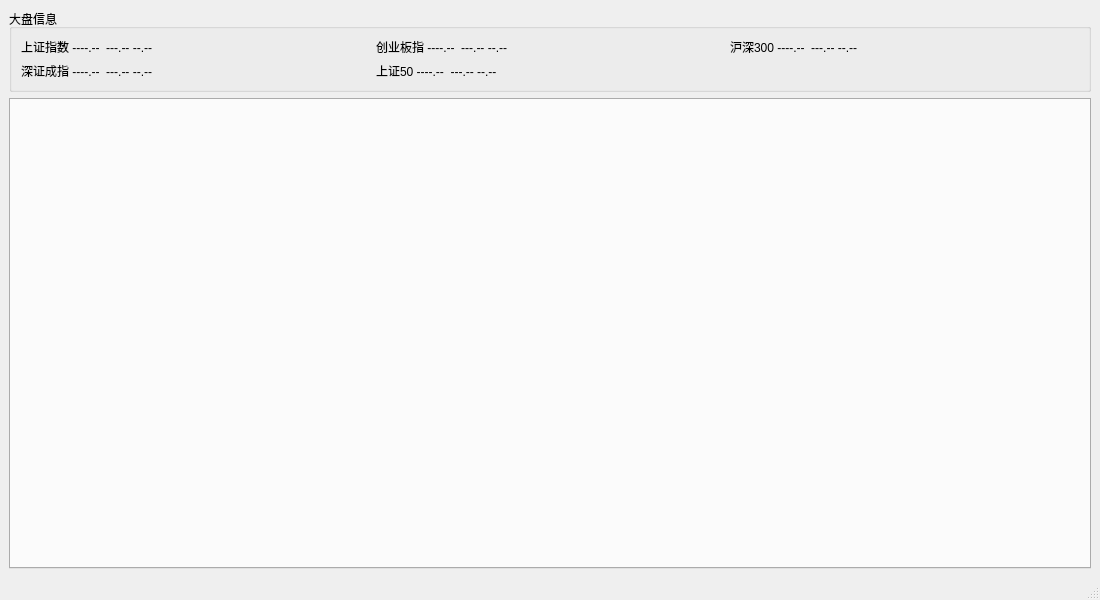
Above: src/ui/mainwindow.ui from Ginakira/Funder before the change. Below: the same form after it.
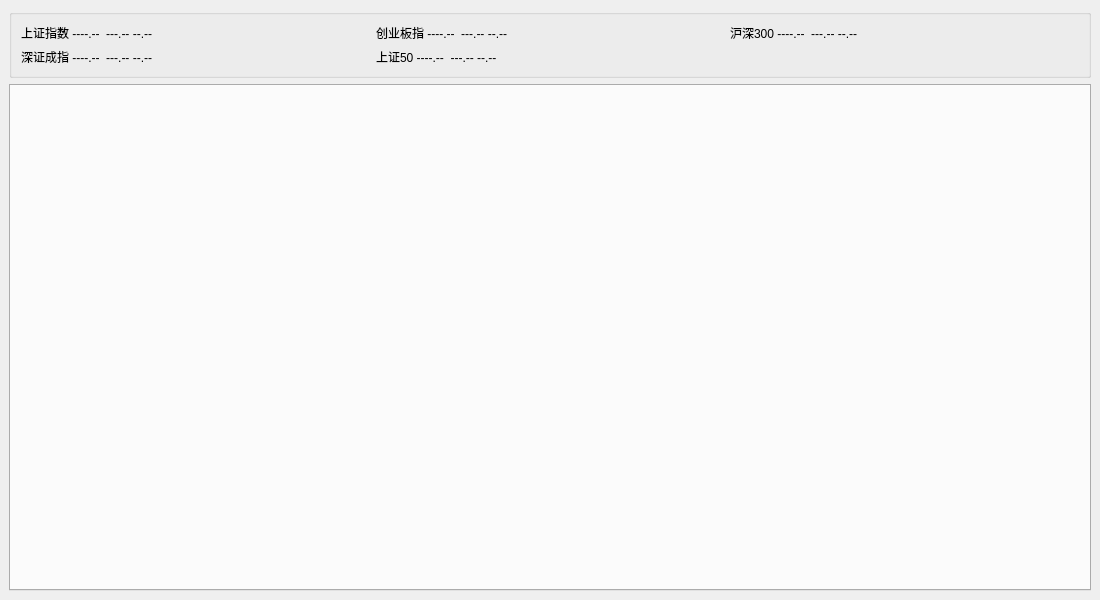
That is the form after the change.

Commit message: 去除状态栏

Patch:
```diff
--- a/src/ui/mainwindow.ui
+++ b/src/ui/mainwindow.ui
@@ -24,7 +24,7 @@
     <item>
      <widget class="QGroupBox" name="marketGroupBox">
       <property name="title">
-       <string>大盘信息</string>
+       <string/>
       </property>
       <layout class="QGridLayout" name="gridLayout">
        <item row="0" column="1">
@@ -84,7 +84,6 @@
     </rect>
    </property>
   </widget>
-  <widget class="QStatusBar" name="statusbar"/>
  </widget>
  <resources/>
  <connections/>
```
The commit also changes 1 other file.
